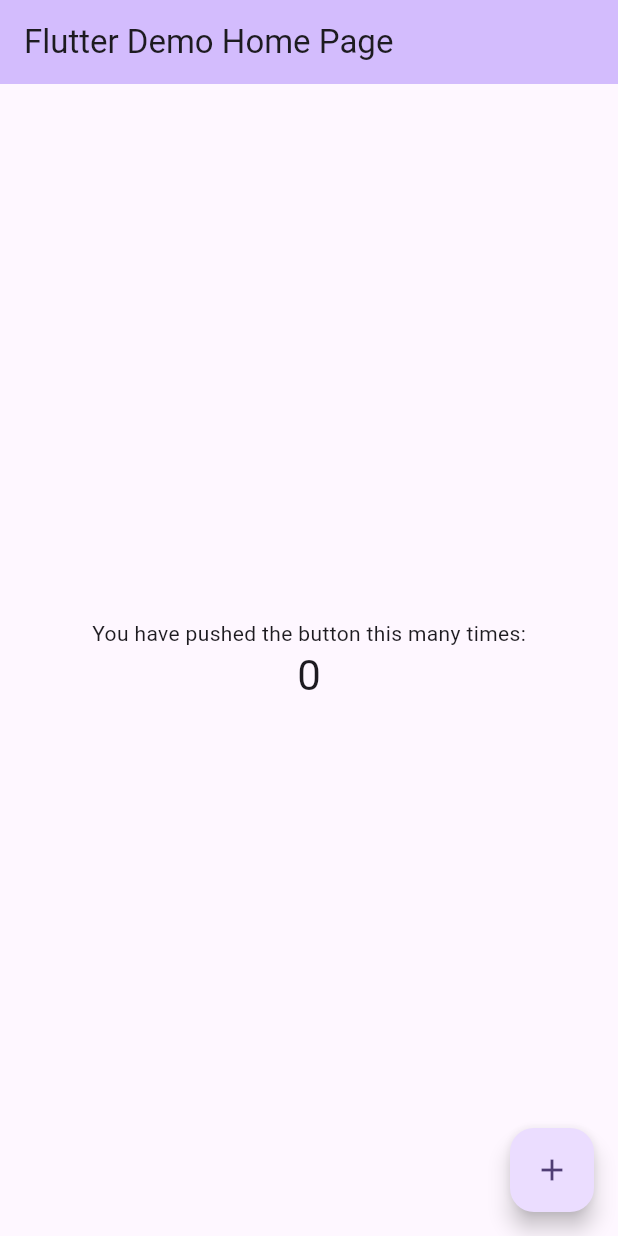
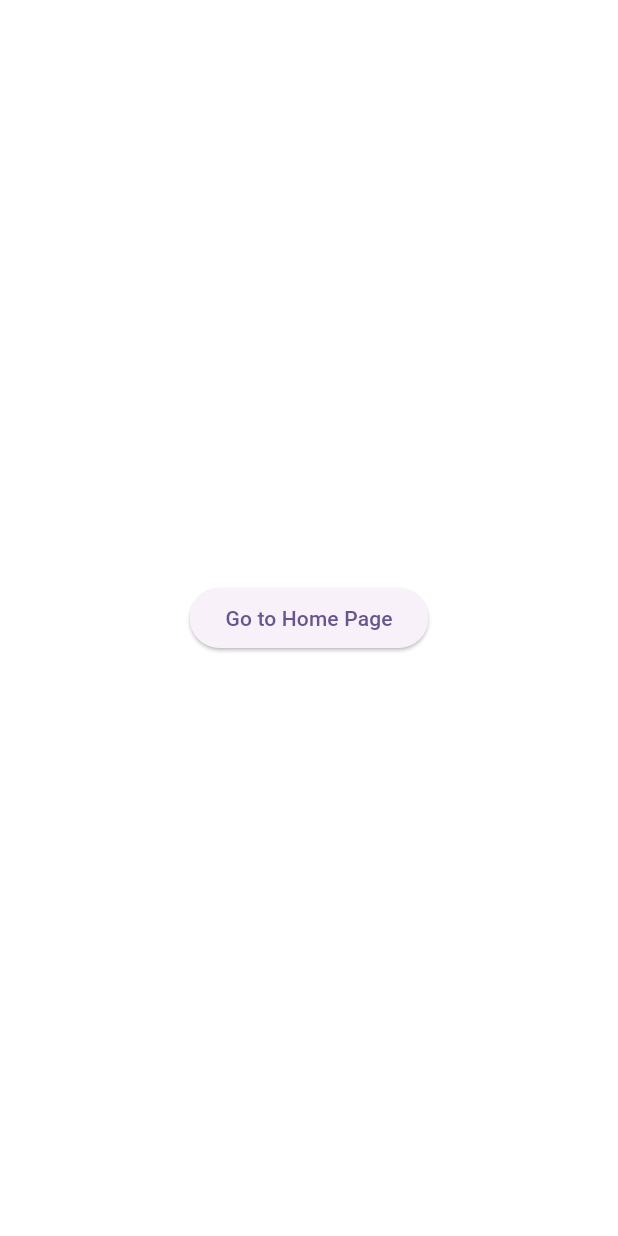
Before and after one commit to celvinren/flutter_bloc_modular_demo, a Flutter app: the screen it shows after launch, on a phone screen of 412 x 824 dp. Run offline on Flutter 3.47's test engine with Material 3 defaults, Android fonts, the phone set to English and light mode, and no system bars; our stand-ins replace flutter_bloc, flutter_hooks, freezed_annotation, get_it, rxdart.

```diff
--- a/lib/main.dart
+++ b/lib/main.dart
@@ -1,4 +1,5 @@
 import 'package:flutter/material.dart';
+import 'package:flutter_bloc_modular_demo/home/home_page.dart';
 
 void main() {
   runApp(const MyApp());
@@ -15,55 +16,26 @@ class MyApp extends StatelessWidget {
         colorScheme: ColorScheme.fromSeed(seedColor: Colors.deepPurple),
         useMaterial3: true,
       ),
-      home: const MyHomePage(title: 'Flutter Demo Home Page'),
+      home: const _Landing(),
     );
   }
 }
 
-class MyHomePage extends StatefulWidget {
-  const MyHomePage({super.key, required this.title});
-
-  final String title;
-
-  @override
-  State<MyHomePage> createState() => _MyHomePageState();
-}
-
-class _MyHomePageState extends State<MyHomePage> {
-  int _counter = 0;
-
-  void _incrementCounter() {
-    setState(() {
-      _counter++;
-    });
-  }
+class _Landing extends StatelessWidget {
+  const _Landing();
 
   @override
   Widget build(BuildContext context) {
-    return Scaffold(
-      appBar: AppBar(
-        backgroundColor: Theme.of(context).colorScheme.inversePrimary,
-        title: Text(widget.title),
-      ),
-      body: Center(
-        child: Column(
-          mainAxisAlignment: MainAxisAlignment.center,
-          children: <Widget>[
-            const Text(
-              'You have pushed the button this many times:',
-            ),
-            Text(
-              '$_counter',
-              style: Theme.of(context).textTheme.headlineMedium,
-            ),
-          ],
-        ),
-      ),
-      floatingActionButton: FloatingActionButton(
-        onPressed: _incrementCounter,
-        tooltip: 'Increment',
-        child: const Icon(Icons.add),
-      ),
-    );
+    return Center(
+        child: ElevatedButton(
+      onPressed: () {
+        Navigator.of(context).push(
+          MaterialPageRoute(
+            builder: (context) => const HomePage(),
+          ),
+        );
+      },
+      child: const Text('Go to Home Page'),
+    ));
   }
 }
```
Also changed, not shown: lib/home/home_cubit.dart (added, +98 -0 lines), lib/home/home_page.dart (added, +54 -0 lines), lib/text_field_module/text_field_module_cubit.dart (added, +31 -0 lines), lib/text_field_module/text_field_module_widget.dart (added, +86 -0 lines), pubspec.yaml (+8 -0 lines), lib/home/home_cubit.freezed.dart (added), lib/text_field_module/text_field_module_cubit.freezed.dart (added), pubspec.lock.
